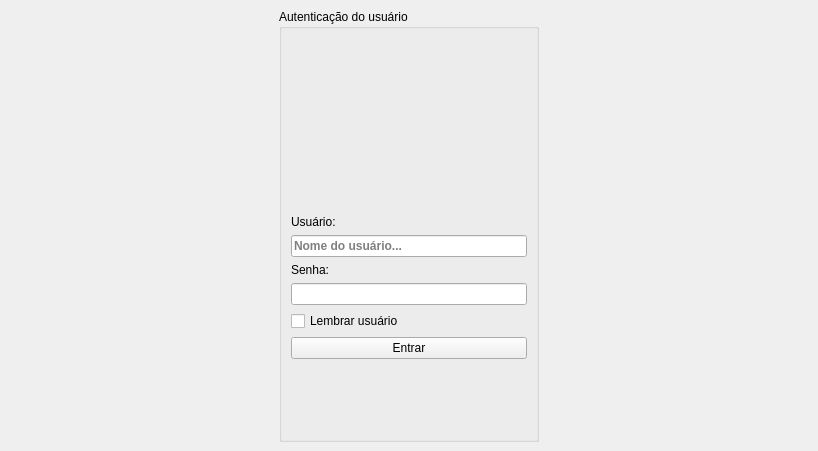
First picture: the form in login.ui, repository fallomermo/SeverinoToolKit, before the edit.
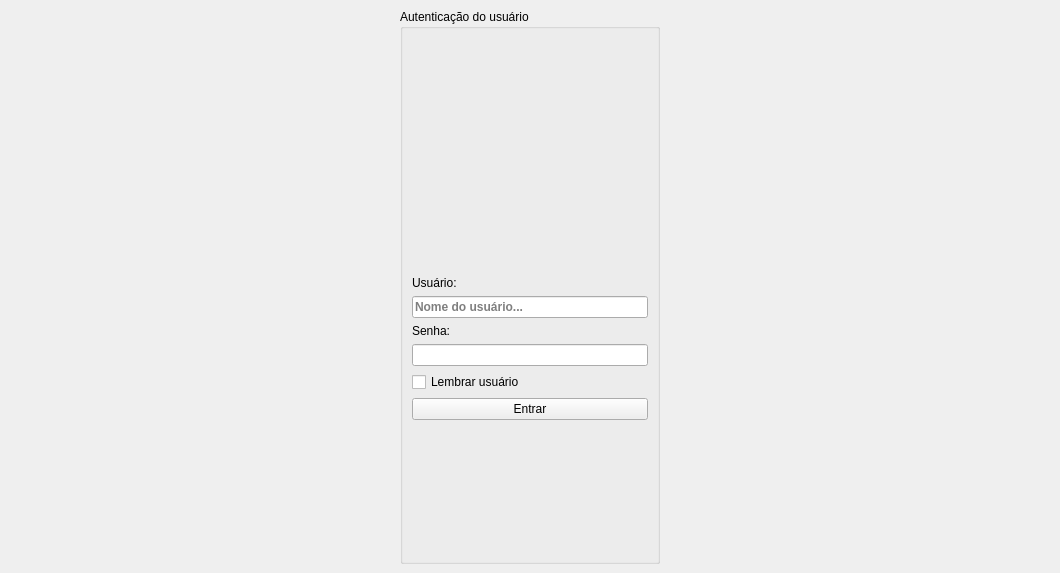
Second picture: the form after the edit. Icons and pictures are not drawn.

Diff of the .ui file:
```diff
--- a/login.ui
+++ b/login.ui
@@ -6,8 +6,8 @@
    <rect>
     <x>0</x>
     <y>0</y>
-    <width>818</width>
-    <height>451</height>
+    <width>1060</width>
+    <height>573</height>
    </rect>
   </property>
   <property name="windowTitle">
```
